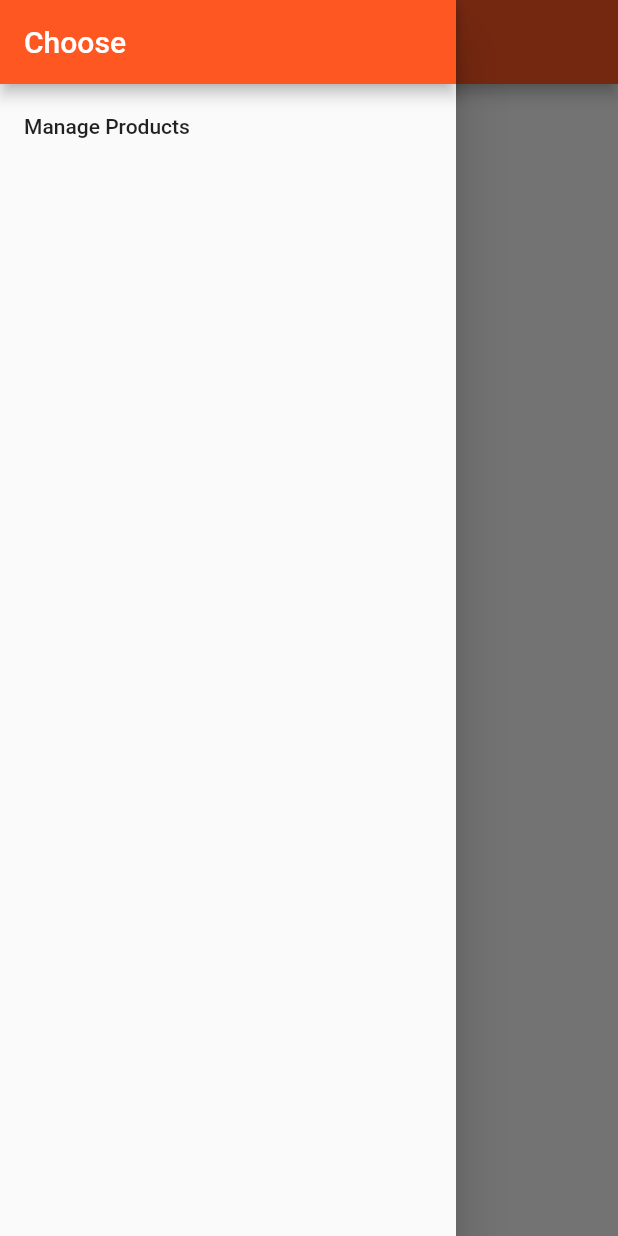
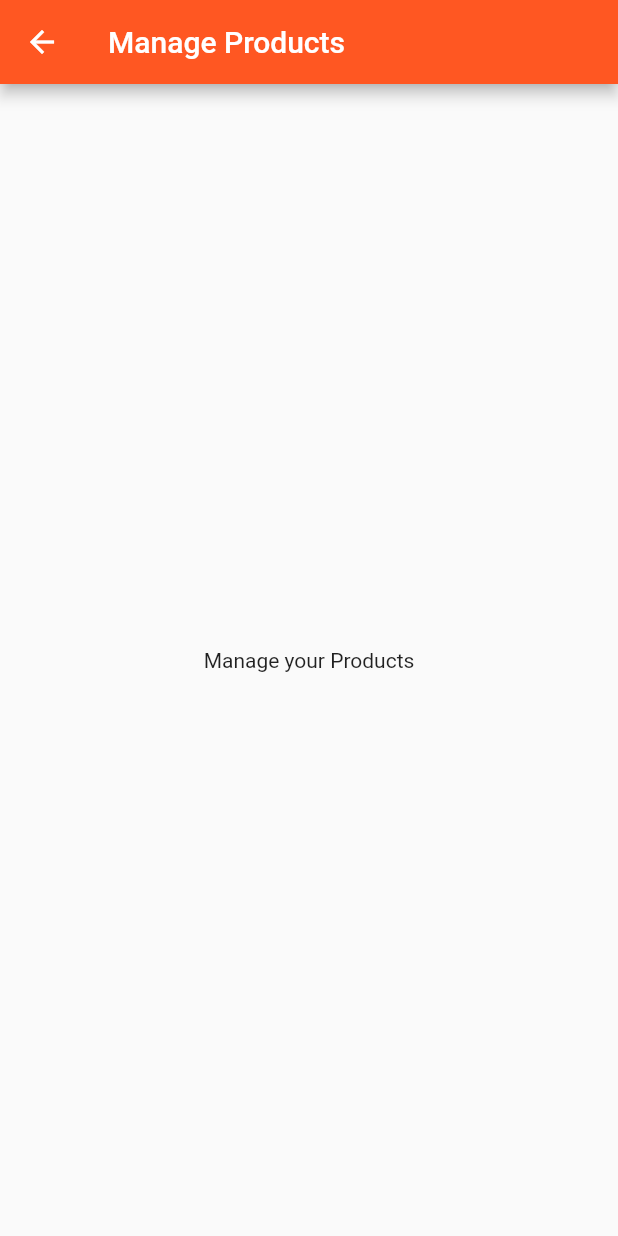
Before and after one commit to webkhushboo/easylist_flutter, a Flutter app: the ProductsPage screen opened directly, in the side drawer, after a tap on "Manage Products", on a phone screen of 412 x 824 dp. Run offline on Flutter 3.47's test engine with Material 2 defaults, Android fonts, the phone set to English and light mode, and no system bars.

Commit message:
Added navigation assignment

```diff
--- /dev/null
+++ b/lib/pages/product_admin.dart
@@ -0,0 +1,10 @@
+import 'package:flutter/material.dart';
+
+class ProductAdminPage extends StatelessWidget {
+  @override
+  Widget build(BuildContext context) {
+    return Scaffold(
+        appBar: AppBar(title: Text('Manage Products')),
+        body: Center(child: Text("Manage your Products")));
+  }
+}
--- a/lib/pages/products.dart
+++ b/lib/pages/products.dart
@@ -1,6 +1,7 @@
 import 'package:flutter/material.dart';
 
 import '../product_manager.dart';
+import '../pages/product_admin.dart';
 
 class ProductsPage extends StatelessWidget {
   @override
@@ -14,9 +15,14 @@ class ProductsPage extends StatelessWidget {
               title: Text('Choose'),
             ),
             ListTile(
-              title: Text('Manage Products'),
-              onTap: () {},
-            )
+                title: Text('Manage Products'),
+                onTap: () {
+                  Navigator.push(
+                      context,
+                      MaterialPageRoute(
+                          builder: (BuildContext context) =>
+                              ProductAdminPage()));
+                })
           ],
         ),
       ),
```
